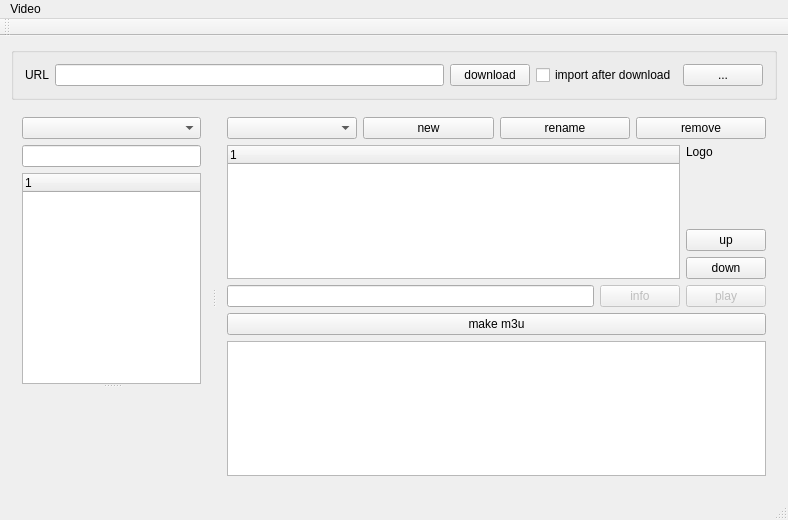
Before: the Qt Designer form mainwindow.ui in sgersing73/m3uMan, drawn with Qt 5.
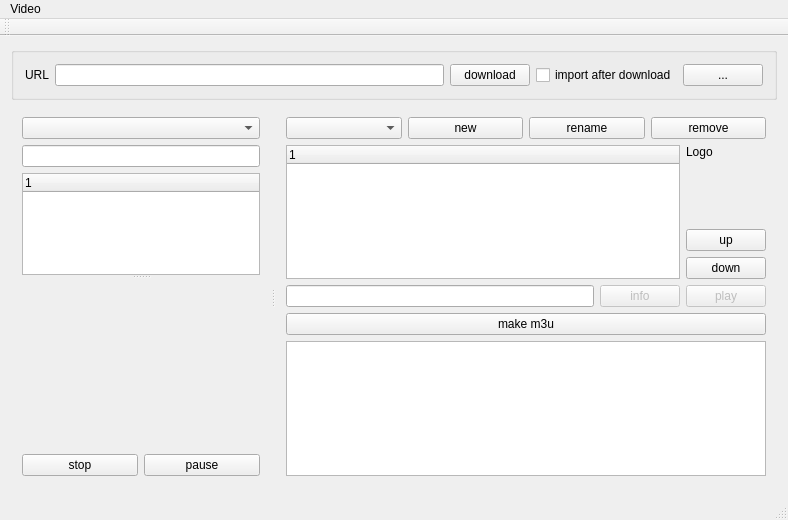
After: the same form once the commit is applied. Custom widgets are drawn as their Qt base class.

Diff of the .ui file:
```diff
--- a/mainwindow.ui
+++ b/mainwindow.ui
@@ -112,9 +112,34 @@
             </property>
            </column>
           </widget>
-          <widget class="VlcWidgetVideo" name="widVideo" native="true"/>
+          <widget class="VlcWidgetVideo" name="widVideo" native="true">
+           <property name="minimumSize">
+            <size>
+             <width>160</width>
+             <height>120</height>
+            </size>
+           </property>
+          </widget>
          </widget>
         </item>
+        <item>
+         <layout class="QHBoxLayout" name="horizontalLayout_5">
+          <item>
+           <widget class="QPushButton" name="cmdStop">
+            <property name="text">
+             <string>stop</string>
+            </property>
+           </widget>
+          </item>
+          <item>
+           <widget class="QPushButton" name="cmdPause">
+            <property name="text">
+             <string>pause</string>
+            </property>
+           </widget>
+          </item>
+         </layout>
+        </item>
        </layout>
       </widget>
       <widget class="QWidget" name="layoutWidget">
```
Left out of the diff: 6 changed lines with no effect on the pictures.
